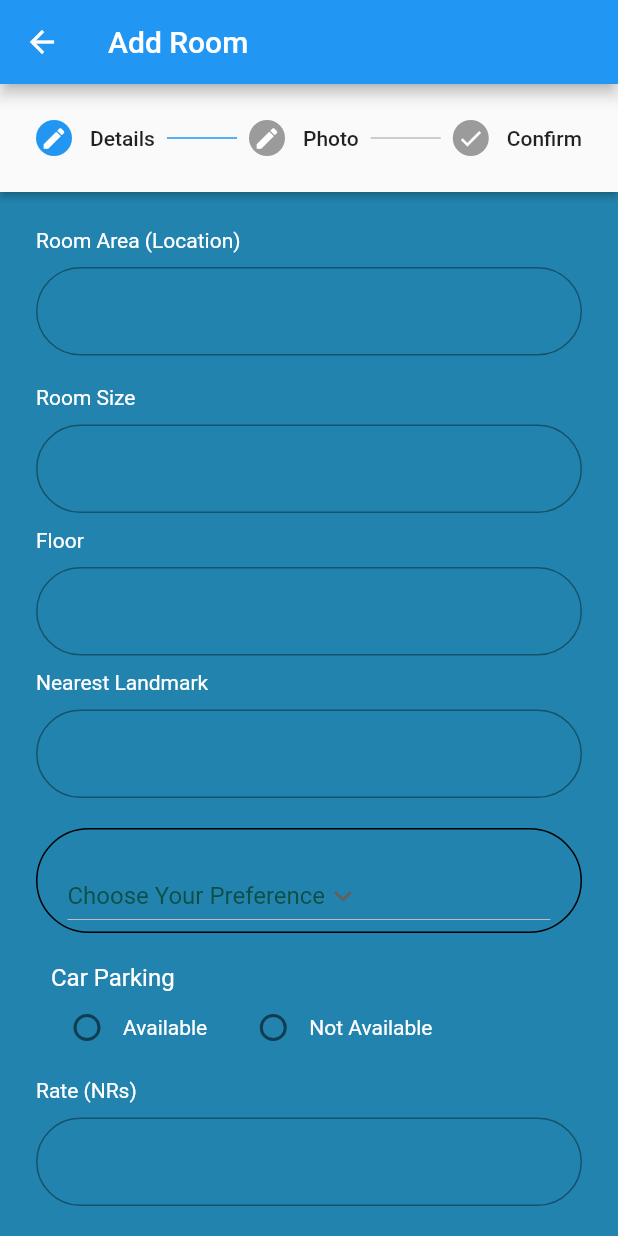
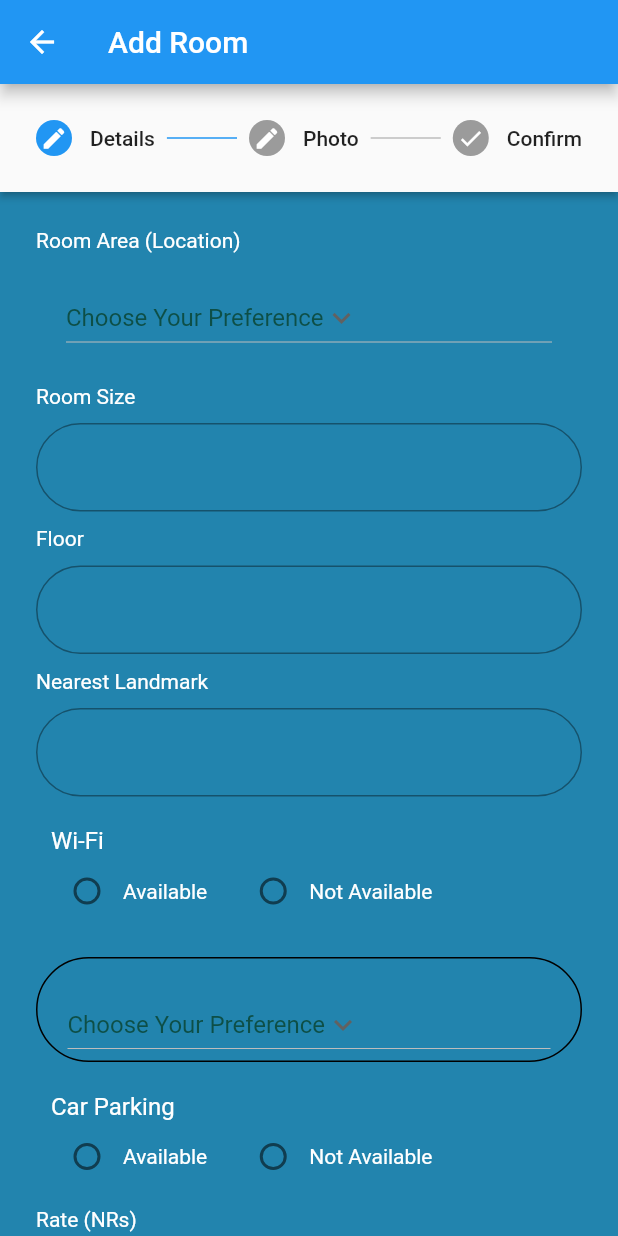
Before and after one commit to kishu-88/room_rental_flutter, a Flutter app: the AddRoomsPage screen opened directly, on a phone screen of 412 x 824 dp. Run offline on Flutter 3.47's test engine with Material 2 defaults, Android fonts, the light colour scheme and no system bars; our stand-ins replace cloud_firestore, firebase_auth, firebase_core, firebase_storage, google_sign_in, image_picker and 1 more; accounts and stored records are empty.

Commit message:
added locations options

```diff
--- a/lib/RoomOwner/rooms/add_rooms_page.dart
+++ b/lib/RoomOwner/rooms/add_rooms_page.dart
@@ -30,6 +30,8 @@ class _AddRoomsPageState extends State<AddRoomsPage> {
   bool isChecked = false;
 
   var parkingOption;
+
+  var wifiOption;
 
   var negotiability;
 
@@ -97,8 +99,9 @@ class _AddRoomsPageState extends State<AddRoomsPage> {
 
   bool agreeToTerms = false;
 
-  String dropdownvalue = 'Choose Your Preference';
+  String dropdownvaluePreference = 'Choose Your Preference';
 
+  String dropdownvalueLocation = 'Choose Your Preference';
   String email = '';
 
   @override
@@ -116,6 +119,22 @@ class _AddRoomsPageState extends State<AddRoomsPage> {
     SharedPreferences prefs = await SharedPreferences.getInstance();
     return prefs.getString('email');
   }
+
+
+  // List of preferences items in our dropdown menu
+  var locations = [
+    'Choose Your Preference',
+    'Golpark',
+    'Sukkhanagar',
+    'Chauraha',
+    'Kalikanagar',
+    'Devinagar',
+    'Yogikuti',
+    'Shankarnagar',
+    'Drivertole',
+    'Manigram',
+    'Manglapur',
+  ];
 
   // List of preferences items in our dropdown menu
   var items = [
@@ -149,21 +168,40 @@ class _AddRoomsPageState extends State<AddRoomsPage> {
                           ),
                         ),
                         Container(
-                          padding: const EdgeInsets.fromLTRB(0, 10, 0, 0),
-                          child: TextField(
-                            controller: areaController,
-                            decoration: InputDecoration(
-                              focusColor: Colors.white,
-                              hoverColor: Colors.white,
-                              // hoverColor: Colors.amber,
-                              // filled: true,
-                              // fillColor: Colors.white,
-                              border: OutlineInputBorder(
-                                borderRadius: BorderRadius.circular(90.0),
-                              ),
-                            ),
-                          ),
+                  width: double.infinity,
+                  padding: const EdgeInsets.fromLTRB(20, 20, 20, 0),
+                  // decoration: BoxDecoration(
+                  //   // color: Colors.amber,
+                  //   border: Border.all(color: Colors.black, width: 1),
+                  //   borderRadius: BorderRadius.circular(90.0),
+                  // ),
+                  child: DropdownButton(
+                    // Initial Value
+                    value: dropdownvalueLocation,
+
+                    // Down Arrow Icon
+                    icon: const Icon(Icons.keyboard_arrow_down),
+
+                    // Array list of items
+                    items: locations.map((String items) {
+                      return DropdownMenuItem(
+                        value: items,
+                        child: Text(
+                          items,
+                          style: const TextStyle(
+                              color: Color.fromARGB(255, 13, 79, 71)),
                         ),
+                      );
+                    }).toList(),
+                    // After selecting the desired option,it will
+                    // change button value to selected value
+                    onChanged: (String? newValue) {
+                      setState(() {
+                        dropdownvalueLocation = newValue!;
+                      });
+                    },
+                  ),
+                ),
                       ],
                     ),
                   ),
@@ -271,6 +309,58 @@ class _AddRoomsPageState extends State<AddRoomsPage> {
                   ),
                 ),
                 Container(
+                  padding: const EdgeInsets.fromLTRB(0, 0, 0, 0),
+                  margin: const EdgeInsets.fromLTRB(10, 20, 0, 0),
+                  child: Align(
+                    alignment: Alignment.centerLeft,
+                    child: Column(
+                      crossAxisAlignment: CrossAxisAlignment.start,
+                      children: [
+                        Container(
+                            child: Column(
+                          crossAxisAlignment: CrossAxisAlignment.start,
+                          children: [
+                            const Text('Wi-Fi',
+                                style: TextStyle(
+                                    fontSize: 16, color: Colors.white)),
+                            Row(
+                              children: [
+                                Radio<String>(
+                                  value: 'Available',
+                                  groupValue: parkingOption,
+                                  onChanged: (String? value) {
+                                    setState(() {
+                                      wifiOption = value;
+                                    });
+                                  },
+                                ),
+                                const Text(
+                                  'Available',
+                                  style: TextStyle(color: Colors.white),
+                                ),
+                                const SizedBox(width: 20),
+                                Radio<String>(
+                                  value: 'Not Available',
+                                  groupValue: parkingOption,
+                                  onChanged: (String? value) {
+                                    setState(() {
+                                      wifiOption = value;
+                                    });
+                                  },
+                                ),
+                                const Text(
+                                  'Not Available',
+                                  style: TextStyle(color: Colors.white),
+                                ),
+                              ],
+                            ),
+                          ],
+                        ))
+                      ],
+                    ),
+                  ),
+                ),
+                Container(
                   width: double.infinity,
                   margin: const EdgeInsets.only(top: 20),
                   padding: const EdgeInsets.fromLTRB(20, 20, 20, 0),
@@ -281,7 +371,7 @@ class _AddRoomsPageState extends State<AddRoomsPage> {
                   ),
                   child: DropdownButton(
                     // Initial Value
-                    value: dropdownvalue,
+                    value: dropdownvaluePreference,
 
                     // Down Arrow Icon
                     icon: const Icon(Icons.keyboard_arrow_down),
@@ -301,7 +391,7 @@ class _AddRoomsPageState extends State<AddRoomsPage> {
                     // change button value to selected value
                     onChanged: (String? newValue) {
                       setState(() {
-                        dropdownvalue = newValue!;
+                        dropdownvaluePreference = newValue!;
                       });
                     },
                   ),
@@ -511,14 +601,15 @@ class _AddRoomsPageState extends State<AddRoomsPage> {
               Map<String, dynamic> data = {
                 "id": id,
                 "Owner": email,
-                "Location": areaController.text,
+                "Location": dropdownvalueLocation,
                 "Size": sizeController.text,
                 "Floor": floorController.text,
                 "Nearest Landmark": landmarkController.text,
                 "Rate": rateController.text,
                 "Negotiability": negotiability,
-                "Preference": dropdownvalue,
+                "Preference": dropdownvaluePreference,
                 "Parking": parkingOption,
+                "wi-fi":wifiOption
               };
               FirebaseFirestore.instance
                   .collection('Rooms')
@@ -528,7 +619,7 @@ class _AddRoomsPageState extends State<AddRoomsPage> {
                 // Navigation logic to another page on success
                 Navigator.push(
                   context,
-                  MaterialPageRoute(builder: (context) => OwnerHomePage()),
+                  MaterialPageRoute(builder: (context) => const OwnerHomePage()),
                 );
               });
             }
```
Also changed, not shown: pubspec.lock, 1 other file.
